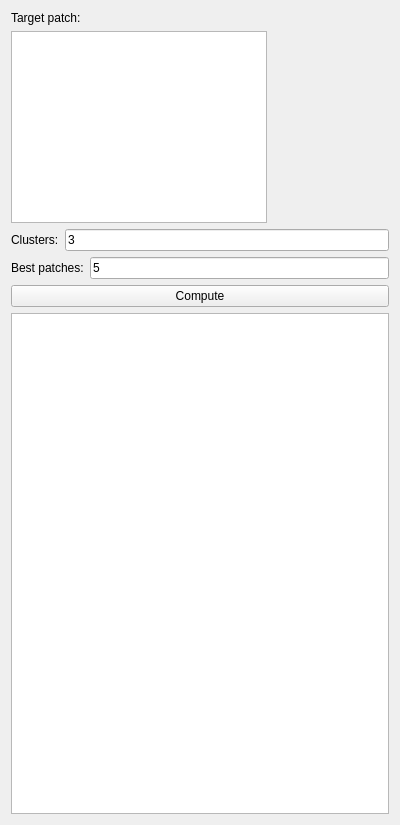
daviddoria/InteractivePatchComparison, file TopPatchesWidget.ui: the form before one commit.
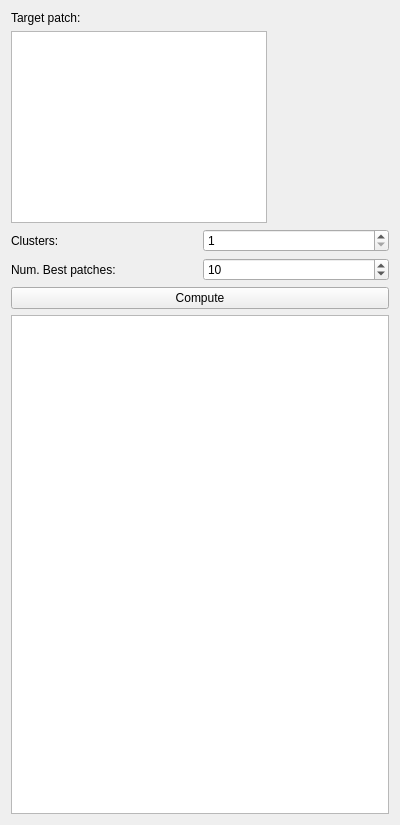
The form after the commit.

Commit message: Change lineEdits to spinBoxes. This is nice because we can move around the patches with arrows instead of typing each position manually.

Patch:
```diff
--- a/TopPatchesWidget.ui
+++ b/TopPatchesWidget.ui
@@ -51,9 +51,12 @@
           </widget>
          </item>
          <item>
-          <widget class="QLineEdit" name="txtClusters">
-           <property name="text">
-            <string>3</string>
+          <widget class="QSpinBox" name="spinClusters">
+           <property name="minimum">
+            <number>1</number>
+           </property>
+           <property name="maximum">
+            <number>5</number>
            </property>
           </widget>
          </item>
@@ -64,7 +67,7 @@
          <item>
           <widget class="QLabel" name="label_6">
            <property name="text">
-            <string>Best patches:</string>
+            <string>Num. Best patches:</string>
            </property>
            <property name="wordWrap">
             <bool>true</bool>
@@ -72,9 +75,15 @@
           </widget>
          </item>
          <item>
-          <widget class="QLineEdit" name="txtNumberOfPatches">
-           <property name="text">
-            <string>5</string>
+          <widget class="QSpinBox" name="spinNumberOfBestPatches">
+           <property name="minimum">
+            <number>1</number>
+           </property>
+           <property name="maximum">
+            <number>10000</number>
+           </property>
+           <property name="value">
+            <number>10</number>
            </property>
           </widget>
          </item>
```
The commit also changes 8 other files.
